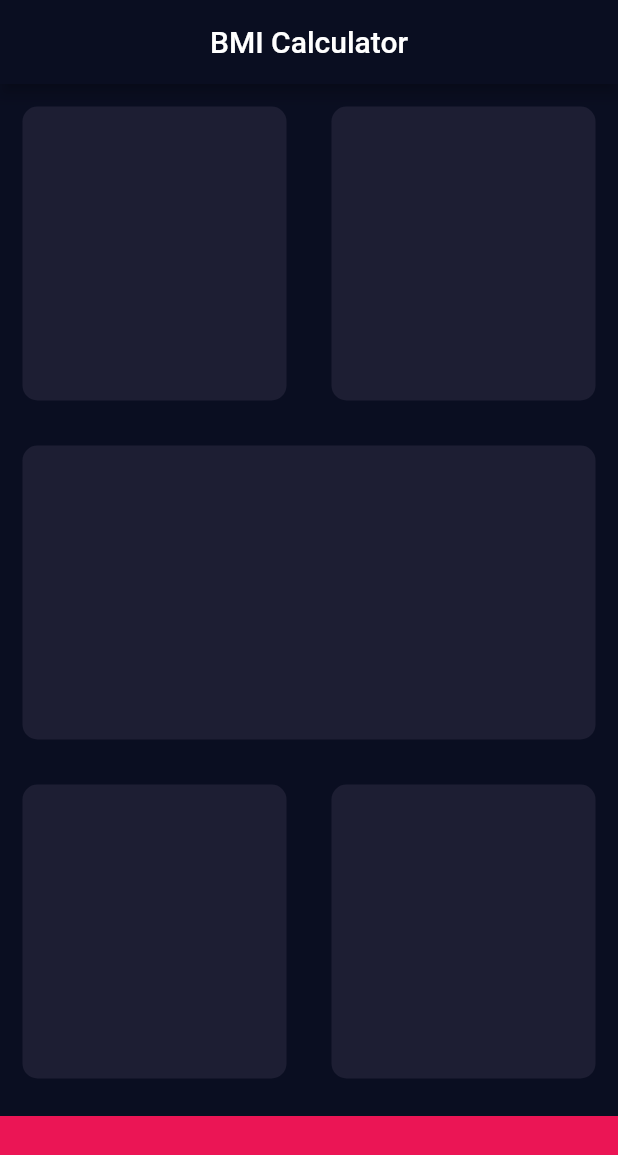
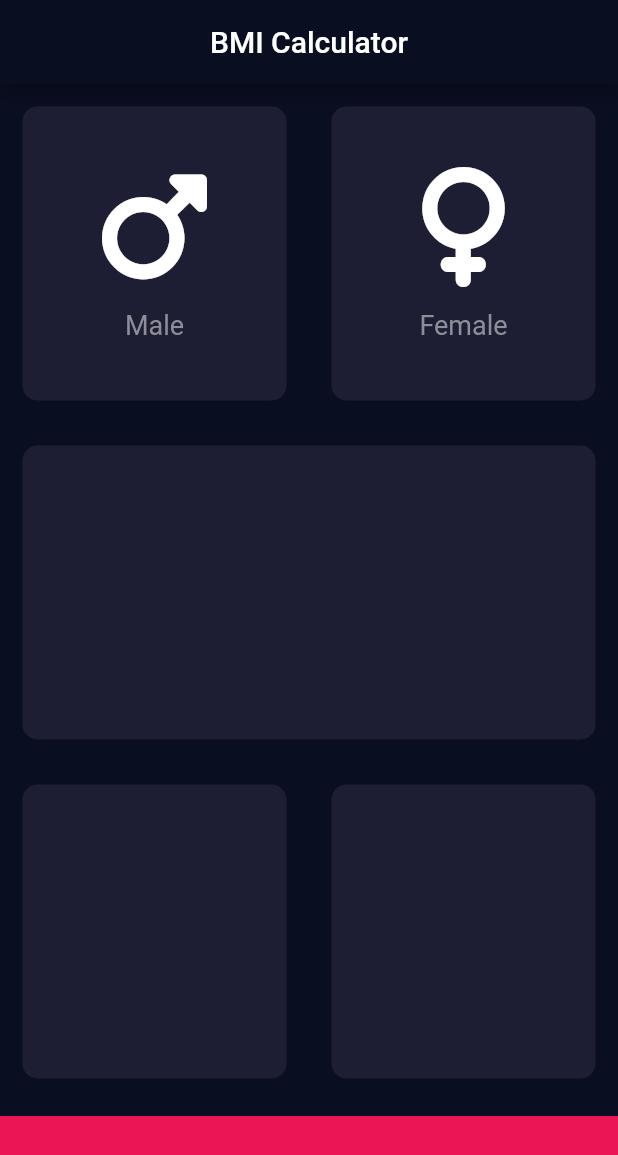
Before and after one commit to ChuguevRoman/bmi_calculate, a Flutter app: the screen it shows after launch, on a phone screen of 412 x 824 dp. Shown: the top 1155 px of the screen. Run offline on Flutter 3.47's test engine with Material 2 defaults, Android fonts, the phone set to English and light mode, and no system bars; our stand-ins replace font_awesome_flutter.

Commit message:
Created a widget IconContent and put it in the first two cards

```diff
--- a/lib/constants.dart
+++ b/lib/constants.dart
@@ -2,8 +2,15 @@ import 'package:flutter/material.dart';
 
 //Size
 const kHeightBottomButton = 80.0;
+const kSizeIcon = 80.0;
 
 //Color
 const kMainColor = Color(0xFF0A0E21);
 const kActiveColor = Color(0xFF1D1E33);
 const kBottomButtonColor = Color(0xFFEB1555);
+
+//TextStyle
+const kLabelStyle = TextStyle(
+  fontSize: 18.0,
+  color: Color(0xFF8D8E98),
+);
--- a/lib/screens/input_page_screen.dart
+++ b/lib/screens/input_page_screen.dart
@@ -1,6 +1,8 @@
-import 'package:bmi_calculate_git/constants.dart';
 import 'package:flutter/material.dart';
+import 'package:font_awesome_flutter/font_awesome_flutter.dart';
 
+import '/constants.dart';
+import '../widgets/icon_content.dart';
 import '../widgets/changeable_card.dart';
 
 class InputPage extends StatefulWidget {
@@ -23,8 +25,22 @@ class _InputPageState extends State<InputPage> {
           Expanded(
             child: Row(
               children: const [
-                Expanded(child: ChangeableCard()),
-                Expanded(child: ChangeableCard()),
+                Expanded(
+                  child: ChangeableCard(
+                    cardChild: IconContent(
+                      icon: FontAwesomeIcons.mars,
+                      label: 'Male',
+                    ),
+                  ),
+                ),
+                Expanded(
+                  child: ChangeableCard(
+                    cardChild: IconContent(
+                      icon: FontAwesomeIcons.venus,
+                      label: 'Female',
+                    ),
+                  ),
+                ),
               ],
             ),
           ),
@@ -42,7 +58,6 @@ class _InputPageState extends State<InputPage> {
             height: kHeightBottomButton,
             margin: EdgeInsets.only(top: 10.0),
             color: kBottomButtonColor,
-
           ),
         ],
       ),
--- /dev/null
+++ b/lib/widgets/icon_content.dart
@@ -0,0 +1,26 @@
+import 'package:flutter/material.dart';
+
+import '../constants.dart';
+
+class IconContent extends StatelessWidget {
+
+  final IconData icon;
+  final String label;
+
+  const IconContent({super.key, required this.icon, required this.label});
+
+  @override
+  Widget build(BuildContext context) {
+    return Column(
+      mainAxisAlignment: MainAxisAlignment.center,
+      children: [
+        Icon(icon, size: kSizeIcon,),
+        SizedBox(
+          height: 15,
+        ),
+        Text(label, style: kLabelStyle,)
+
+      ],
+    );
+  }
+}
```
